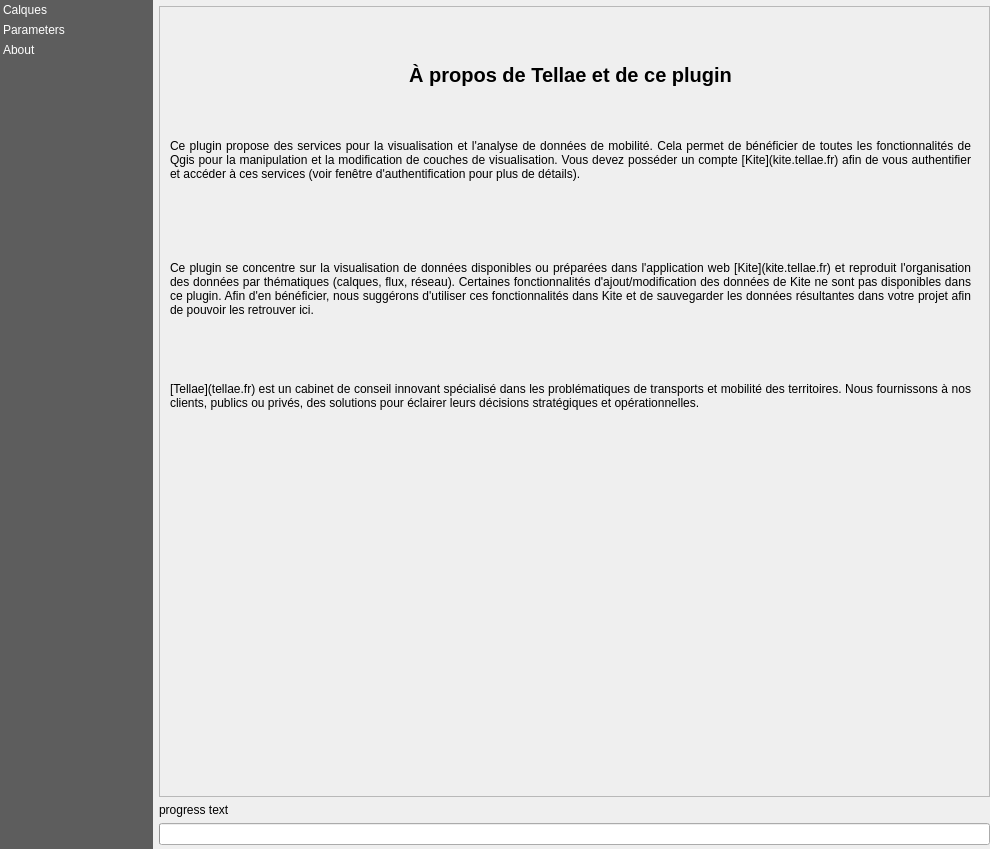
tellae/qgis-tellae-plugin, file tellae/dialogs/main_window.ui: the form before one commit.
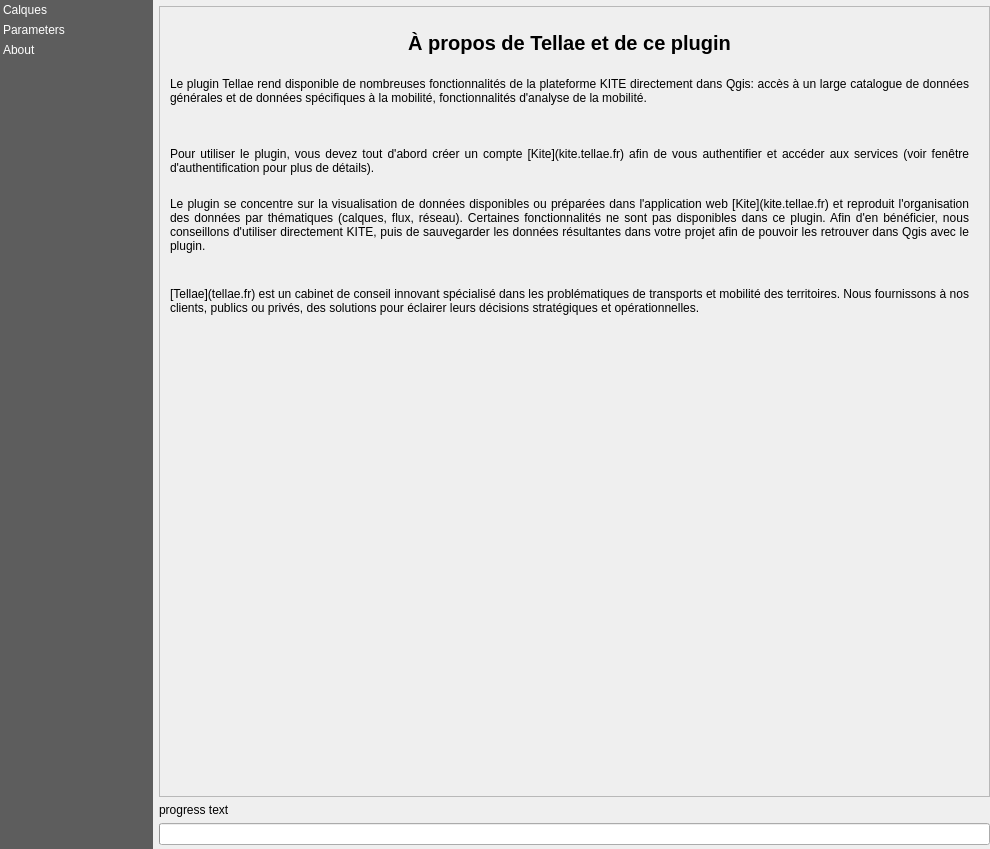
The form after the commit. The open tabs and pages were chosen to show the change. Custom widgets are drawn as their Qt base class.

Commit message: update about texts

What changed in the file:
```diff
--- a/tellae/dialogs/main_window.ui
+++ b/tellae/dialogs/main_window.ui
@@ -453,18 +453,15 @@
             </widget>
            </widget>
            <widget class="QWidget" name="page">
-            <widget class="QWidget" name="verticalLayoutWidget_3">
-             <property name="geometry">
-              <rect>
-               <x>10</x>
-               <y>10</y>
-               <width>801</width>
-               <height>481</height>
-              </rect>
-             </property>
-             <layout class="QVBoxLayout" name="verticalLayout_3">
-              <item>
                <widget class="QLabel" name="label_10">
+             <property name="geometry">
+              <rect>
+               <x>10</x>
+               <y>10</y>
+               <width>799</width>
+               <height>51</height>
+              </rect>
+             </property>
                 <property name="font">
                  <font>
                   <pointsize>15</pointsize>
@@ -482,11 +479,17 @@
                  <bool>true</bool>
                 </property>
                </widget>
-              </item>
-              <item>
                <widget class="QLabel" name="label_6">
+             <property name="geometry">
+              <rect>
+               <x>10</x>
+               <y>70</y>
+               <width>799</width>
+               <height>61</height>
+              </rect>
+             </property>
                 <property name="text">
-                 <string>Ce plugin propose des services pour la visualisation et l'analyse de données de mobilité. Cela permet de bénéficier de toutes les fonctionnalités de Qgis pour la manipulation et la modification de couches de visualisation. Vous devez posséder un compte [Kite](kite.tellae.fr) afin de vous authentifier et accéder à ces services (voir fenêtre d'authentification pour plus de détails).</string>
+              <string>Le plugin Tellae rend disponible de nombreuses fonctionnalités de la plateforme KITE directement dans Qgis: accès à un large catalogue de données générales et de données spécifiques à la mobilité, fonctionnalités d'analyse de la mobilité.</string>
                 </property>
                 <property name="textFormat">
                  <enum>Qt::MarkdownText</enum>
@@ -498,11 +501,17 @@
                  <bool>true</bool>
                 </property>
                </widget>
-              </item>
-              <item>
                <widget class="QLabel" name="label_7">
+             <property name="geometry">
+              <rect>
+               <x>10</x>
+               <y>140</y>
+               <width>799</width>
+               <height>61</height>
+              </rect>
+             </property>
                 <property name="text">
-                 <string>Ce plugin se concentre sur la visualisation de données disponibles ou préparées dans l'application web [Kite](kite.tellae.fr) et reproduit l'organisation des données par thématiques (calques, flux, réseau). Certaines fonctionnalités d'ajout/modification des données de Kite ne sont pas disponibles dans ce plugin. Afin d'en bénéficier, nous suggérons d'utiliser ces fonctionnalités dans Kite et de sauvegarder les données résultantes dans votre projet afin de pouvoir les retrouver ici.</string>
+              <string>Pour utiliser le plugin, vous devez tout d'abord créer un compte [Kite](kite.tellae.fr) afin de vous authentifier et accéder aux services (voir fenêtre d'authentification pour plus de détails).</string>
                 </property>
                 <property name="textFormat">
                  <enum>Qt::MarkdownText</enum>
@@ -514,9 +523,37 @@
                  <bool>true</bool>
                 </property>
                </widget>
-              </item>
-              <item>
-               <widget class="QLabel" name="about_plugin">
+            <widget class="QLabel" name="label_8">
+             <property name="geometry">
+              <rect>
+               <x>10</x>
+               <y>190</y>
+               <width>799</width>
+               <height>101</height>
+              </rect>
+             </property>
+             <property name="text">
+              <string>Le plugin se concentre sur la visualisation de données disponibles ou préparées dans l'application web [Kite](kite.tellae.fr) et reproduit l'organisation des données par thématiques (calques, flux, réseau). Certaines fonctionnalités ne sont pas disponibles dans ce plugin. Afin d'en bénéficier, nous conseillons d'utiliser directement KITE, puis de sauvegarder les données résultantes dans votre projet afin de pouvoir les retrouver dans Qgis avec le plugin.</string>
+             </property>
+             <property name="textFormat">
+              <enum>Qt::MarkdownText</enum>
+             </property>
+             <property name="alignment">
+              <set>Qt::AlignJustify|Qt::AlignTop</set>
+             </property>
+             <property name="wordWrap">
+              <bool>true</bool>
+             </property>
+            </widget>
+            <widget class="QLabel" name="label_11">
+             <property name="geometry">
+              <rect>
+               <x>10</x>
+               <y>280</y>
+               <width>799</width>
+               <height>101</height>
+              </rect>
+             </property>
                 <property name="text">
                  <string>[Tellae](tellae.fr) est un cabinet de conseil innovant spécialisé dans les problématiques de transports et mobilité des territoires. Nous fournissons à nos clients, publics ou privés, des solutions pour éclairer leurs décisions stratégiques et opérationnelles.</string>
                 </property>
@@ -529,9 +566,6 @@
                 <property name="wordWrap">
                  <bool>true</bool>
                 </property>
-               </widget>
-              </item>
-             </layout>
             </widget>
            </widget>
           </widget>
```
Left out of the diff: 2 changed lines with no effect on the pictures. Lines whose indentation alone changed are shown as unchanged.
